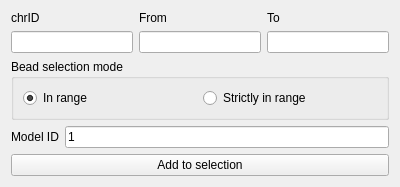
Above: src/gui/selection.ui from TheWizier/Genome-Tools-for-ChimeraX before the change. Below: the same form after it.
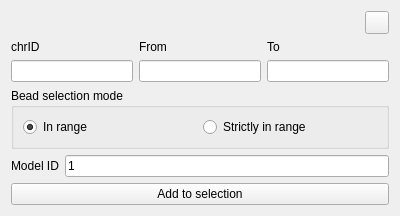
That is the form after the change.

Commit message: Added help button to all tools

The edit to the form file:
```diff
--- a/src/gui/selection.ui
+++ b/src/gui/selection.ui
@@ -7,13 +7,37 @@
     <x>0</x>
     <y>0</y>
     <width>400</width>
-    <height>178</height>
+    <height>208</height>
    </rect>
   </property>
   <property name="windowTitle">
    <string>Form</string>
   </property>
   <layout class="QVBoxLayout" name="verticalLayout">
+   <item>
+    <layout class="QHBoxLayout" name="horizontalLayout_2">
+     <item>
+      <spacer name="horizontalSpacer">
+       <property name="orientation">
+        <enum>Qt::Horizontal</enum>
+       </property>
+       <property name="sizeHint" stdset="0">
+        <size>
+         <width>40</width>
+         <height>20</height>
+        </size>
+       </property>
+      </spacer>
+     </item>
+     <item>
+      <widget class="QToolButton" name="infoButton">
+       <property name="toolTip">
+        <string>Help</string>
+       </property>
+      </widget>
+     </item>
+    </layout>
+   </item>
    <item>
     <layout class="QGridLayout" name="gridLayout">
      <item row="0" column="0">
```
The commit also changes 15 other files.
